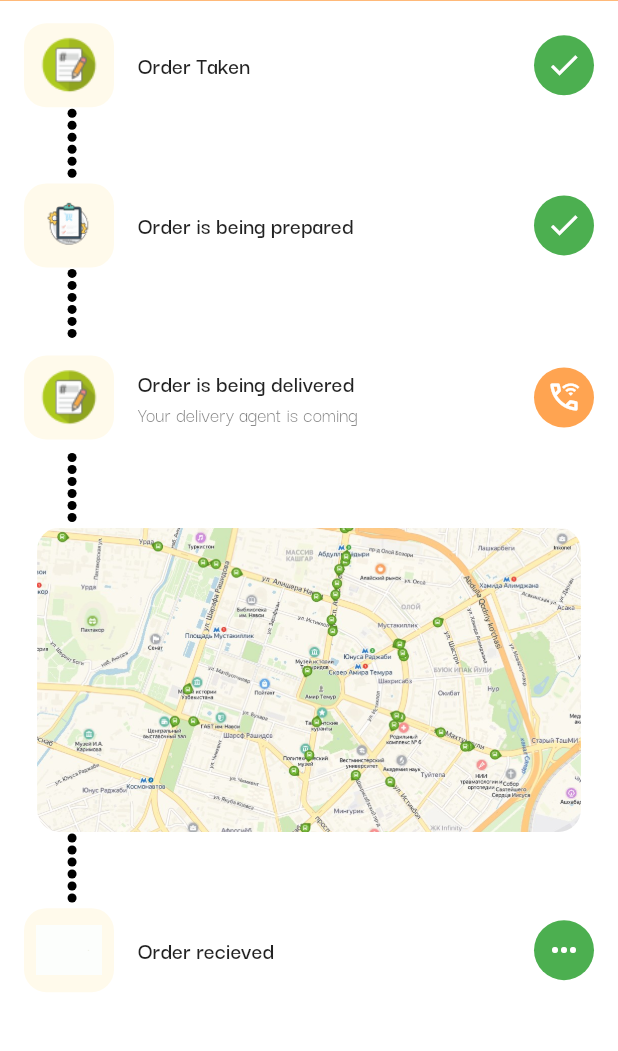
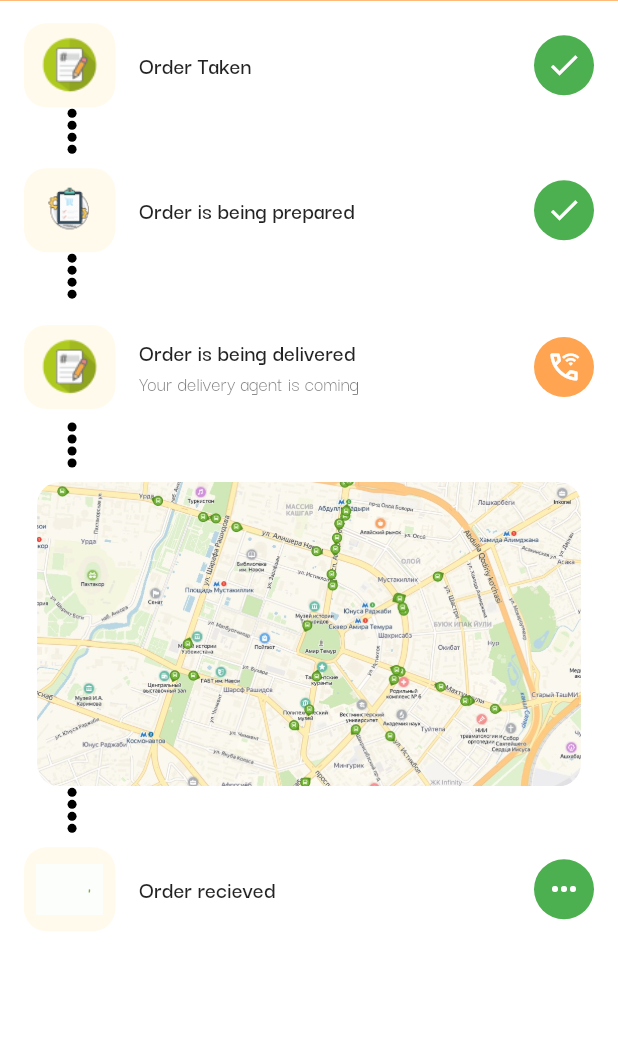
Before and after one commit to Lazizbek97/Ecommerce_App, a Flutter app: the DeleveryStatus screen opened by its route, on a phone screen of 412 x 824 dp, the part 121-1172 px from its top. Run offline on Flutter 3.47's test engine with Material 2 defaults, Android fonts, the phone set to English and light mode, and no system bars; our stand-ins replace flutter_svg, hive, hive_flutter, shared_preferences; accounts and stored records are empty.

Commit message:
fixed some bugs

```diff
--- a/lib/screens/presentations/delevery_status/delevery_status.dart
+++ b/lib/screens/presentations/delevery_status/delevery_status.dart
@@ -139,9 +139,9 @@ class VerticalDottedLine extends StatelessWidget {
   @override
   Widget build(BuildContext context) {
     return SizedBox(
-      height: getHeight(50),
+      height: getHeight(40),
       child: ListView.builder(
-          itemCount: 6,
+          itemCount: 4,
           itemBuilder: (context, index) => Padding(
                 padding:
                     EdgeInsets.symmetric(vertical: 1, horizontal: getWidth(41)),
@@ -175,8 +175,8 @@ class OrderSteps extends StatelessWidget {
   Widget build(BuildContext context) {
     return ListTile(
       leading: Container(
-        height: 60,
-        width: 60,
+        height: getHeight(60),
+        width: getHeight(60),
         padding: const EdgeInsets.all(8.0),
         decoration: BoxDecoration(
           color: const Color(0xffFFFAEB),
```
